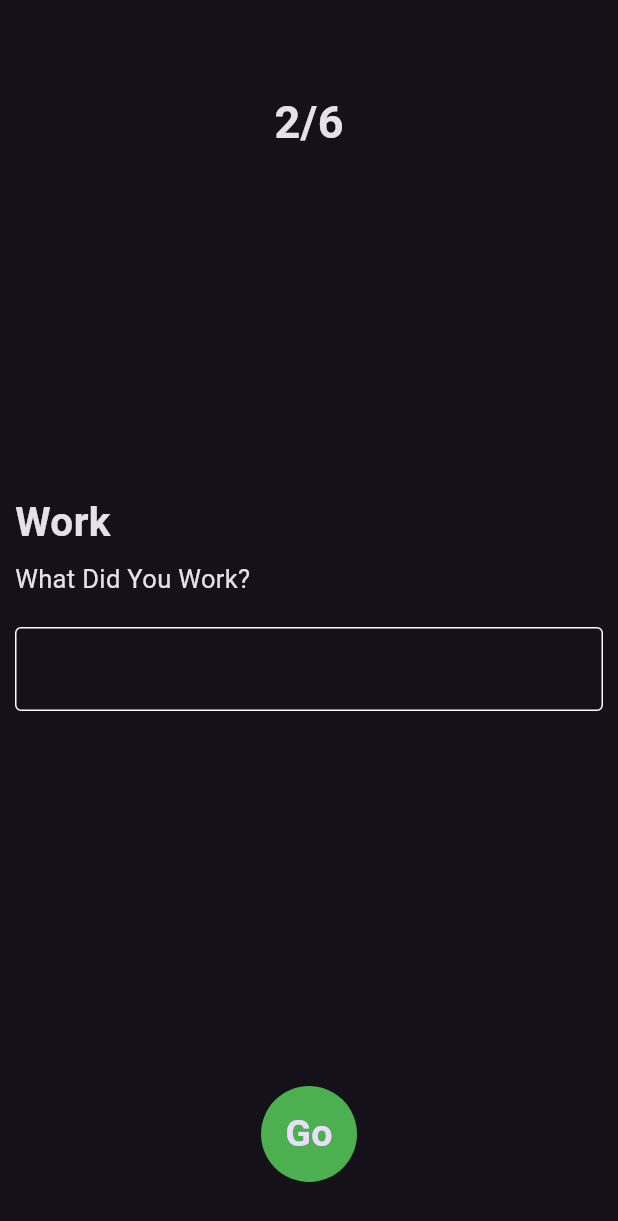
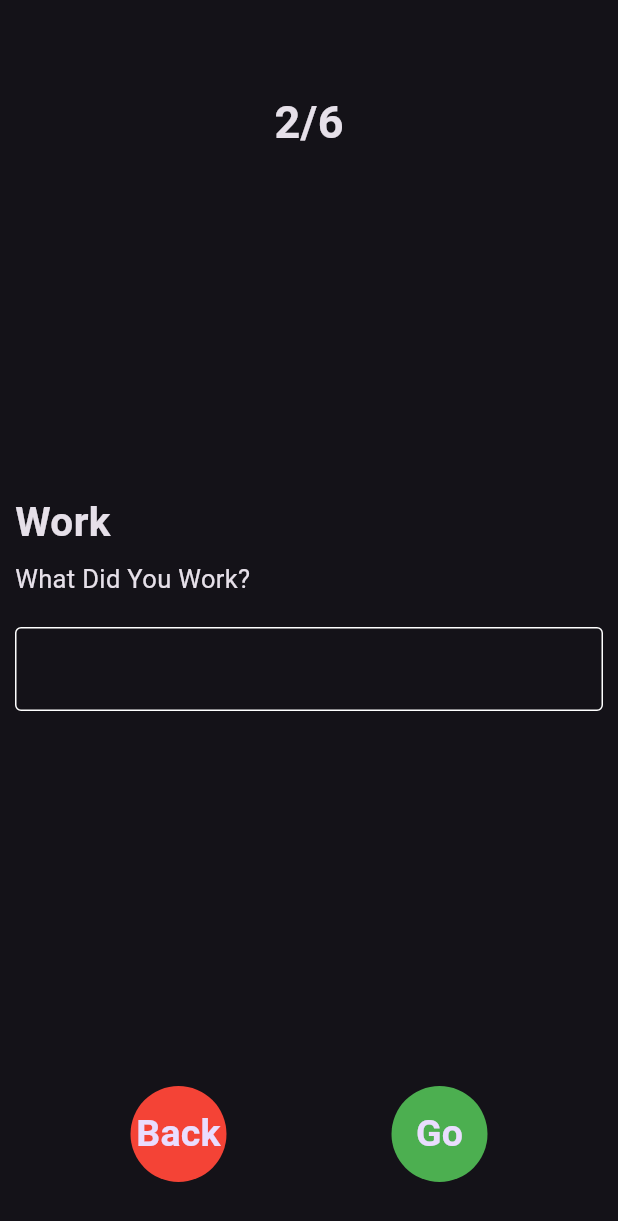
Before and after one commit to hamadadhg/business_card_app, a Flutter app: the WorkView screen opened by its route, on a phone screen of 412 x 824 dp. Shown: the top 1221 px of the screen. Run offline on Flutter 3.47's test engine with Material 3 defaults, Android fonts, the phone set to English and light mode, and no system bars.

Commit message:
work view is done and create number view

```diff
--- a/lib/view/work_view.dart
+++ b/lib/view/work_view.dart
@@ -33,6 +33,21 @@ class _WorkViewState extends State<WorkView> {
                 firstTextInTextWidget: 'Work',
                 secondTextInTextWidget: 'What Did You Work?',
               ),
+              Row(
+                mainAxisAlignment: MainAxisAlignment.center,
+                children: [
+                  CustomCircleAvatarWidget(
+                    text: 'Back',
+                    backgroundColor: Colors.red,
+                    onTap: () {
+                      Navigator.pop(
+                        context,
+                      );
+                    },
+                  ),
+                  const SizedBox(
+                    width: 110,
+                  ),
                   CustomCircleAvatarWidget(
                     onTap: () {
                       if (formKey.currentState!.validate()) {
@@ -52,6 +67,8 @@ class _WorkViewState extends State<WorkView> {
                   ),
                 ],
               ),
+            ],
+          ),
         ),
       ),
     );
```
Lines whose indentation alone changed are shown as unchanged.
